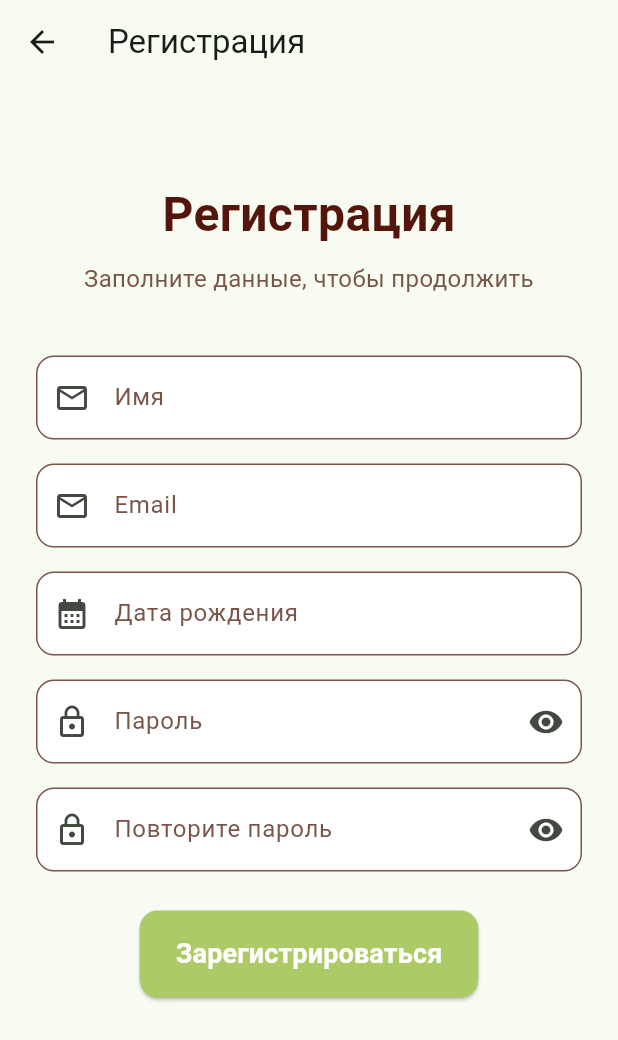
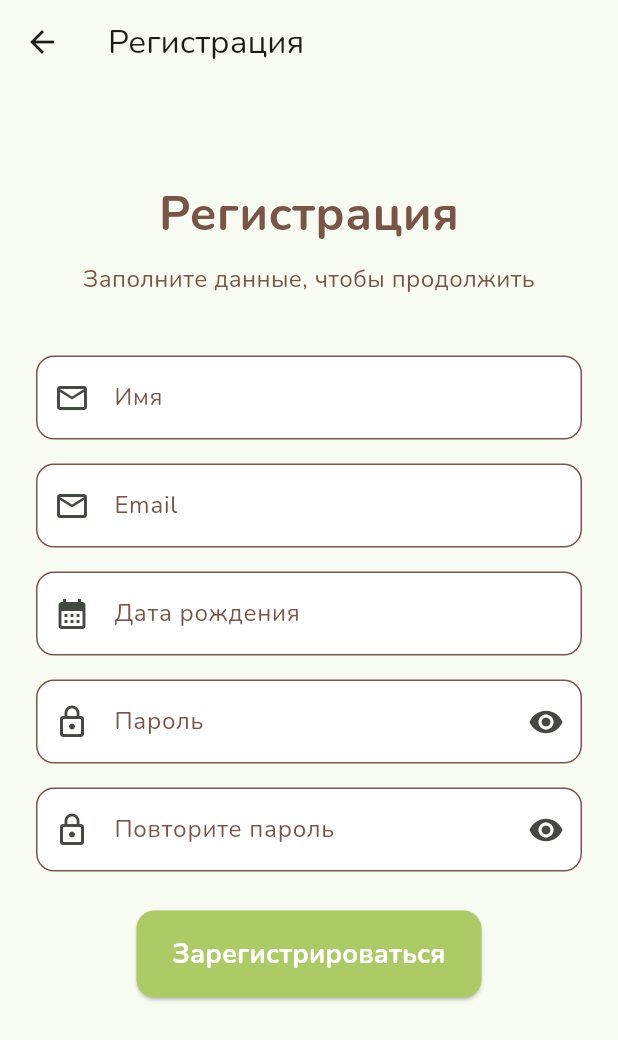
Before and after one commit to grinakate/safe_road, a Flutter app: the RegisterScreen screen opened by its route, on a phone screen of 412 x 824 dp. Shown: the top 1040 px of the screen. Run offline on Flutter 3.47's test engine with Material 3 defaults, Android fonts, the phone set to English and light mode, and no system bars; our stand-ins replace cached_network_image, flutter_secure_storage, get_it; accounts and stored records are empty; network calls fail.

Commit message:
text style on client

```diff
--- a/mobile/lib/main.dart
+++ b/mobile/lib/main.dart
@@ -5,6 +5,7 @@ import 'package:safe_road/screens/register_screen.dart';
 import 'core/service_locator.dart';
 import 'screens/login_screen.dart';
 import 'services/auth_service.dart';
+import 'theme.dart';
 
 void main() async {
   WidgetsFlutterBinding.ensureInitialized();
@@ -22,7 +23,7 @@ class SafeRoadApp extends StatelessWidget {
     return MaterialApp(
       title: 'Безопасная дорога',
       debugShowCheckedModeBanner: false,
-      theme: ThemeData(useMaterial3: true, colorSchemeSeed: Colors.green),
+      theme: AppTheme.themeData,
       initialRoute: initialRoute,
       routes: {
         '/register': (context) => RegisterScreen(),
--- a/mobile/lib/screens/register_screen.dart
+++ b/mobile/lib/screens/register_screen.dart
@@ -5,6 +5,7 @@ import '../core/service_locator.dart';
 import '../models/auth_models.dart';
 import '../services/auth_service.dart';
 import 'package:intl/intl.dart';
+import '../theme.dart';
 
 class RegisterScreen extends StatefulWidget {
   @override
@@ -91,17 +92,13 @@ class _RegisterScreenState extends State<RegisterScreen> {
       children: const [
         Text(
           'Регистрация',
-          style: TextStyle(
-            fontSize: 32,
-            fontWeight: FontWeight.bold,
-            color: AppConstants.borderColor,
-          ),
+          style: AppTheme.headerTextStyle,
         ),
         SizedBox(height: 8),
         Center(
           child: Text(
             'Заполните данные, чтобы продолжить',
-            style: TextStyle(fontSize: 16, color: Colors.brown),
+            style: AppTheme.subHeaderTextStyle,
             textAlign: TextAlign.center,
           ),
         ),
@@ -117,28 +114,10 @@ class _RegisterScreenState extends State<RegisterScreen> {
           TextFormField(
             controller: _nameController,
             keyboardType: TextInputType.name,
-            decoration: InputDecoration(
-              filled: true,
-              fillColor: Colors.white,
+            decoration: AppTheme.inputDecoration.copyWith(
               labelText: 'Имя',
-              labelStyle: TextStyle(color: Colors.brown),
               hintText: 'Введите имя',
-              hintStyle: TextStyle(color: Colors.brown),
               prefixIcon: const Icon(Icons.email_outlined),
-              border: OutlineInputBorder(
-                borderRadius: BorderRadius.circular(12),
-              ),
-              enabledBorder: OutlineInputBorder(
-                borderRadius: BorderRadius.circular(12),
-                borderSide: const BorderSide(color: Colors.brown, width: 1),
-              ),
-              focusedBorder: OutlineInputBorder(
-                borderRadius: BorderRadius.circular(12),
-                borderSide: const BorderSide(
-                  color: AppConstants.borderColor,
-                  width: 2,
-                ),
-              ),
             ),
             validator: (value) {
               if (value == null || value.isEmpty) {
@@ -151,35 +130,17 @@ class _RegisterScreenState extends State<RegisterScreen> {
           TextFormField(
             controller: _emailController,
             keyboardType: TextInputType.emailAddress,
-            decoration: InputDecoration(
-              filled: true,
-              fillColor: Colors.white,
+            decoration: AppTheme.inputDecoration.copyWith(
               labelText: 'Email',
-              labelStyle: TextStyle(color: Colors.brown),
               hintText: 'Введите email',
-              hintStyle: TextStyle(color: Colors.brown),
               prefixIcon: const Icon(Icons.email_outlined),
-              border: OutlineInputBorder(
-                borderRadius: BorderRadius.circular(12),
-              ),
-              enabledBorder: OutlineInputBorder(
-                borderRadius: BorderRadius.circular(12),
-                borderSide: const BorderSide(color: Colors.brown, width: 1),
-              ),
-              focusedBorder: OutlineInputBorder(
-                borderRadius: BorderRadius.circular(12),
-                borderSide: const BorderSide(
-                  color: AppConstants.borderColor,
-                  width: 2,
-                ),
-              ),
             ),
             validator: (value) {
               if (value == null || value.isEmpty) {
                 return 'Введите email';
               }
               if (!RegExp(
-                r'^[\w-\.]+@([\w-]+\.)+[\w-]{2,4}$',
+                r'^[\w-.]+@([\w-]+\.)+[\w-]{2,4}',
               ).hasMatch(value)) {
                 return 'Введите корректный email';
               }
@@ -190,28 +151,10 @@ class _RegisterScreenState extends State<RegisterScreen> {
           TextFormField(
             controller: _birthDateController,
             readOnly: true,
-            decoration: InputDecoration(
-              filled: true,
-              fillColor: Colors.white,
+            decoration: AppTheme.inputDecoration.copyWith(
               labelText: 'Дата рождения',
-              labelStyle: TextStyle(color: Colors.brown),
               hintText: 'Введите дату рождения',
-              hintStyle: TextStyle(color: Colors.brown),
               prefixIcon: const Icon(Icons.calendar_month),
-              border: OutlineInputBorder(
-                borderRadius: BorderRadius.circular(12),
-              ),
-              enabledBorder: OutlineInputBorder(
-                borderRadius: BorderRadius.circular(12),
-                borderSide: const BorderSide(color: Colors.brown, width: 1),
-              ),
-              focusedBorder: OutlineInputBorder(
-                borderRadius: BorderRadius.circular(12),
-                borderSide: const BorderSide(
-                  color: AppConstants.borderColor,
-                  width: 2,
-                ),
-              ),
             ),
             onTap: () async {
               DateTime? picked = await showDatePicker(
@@ -234,13 +177,9 @@ class _RegisterScreenState extends State<RegisterScreen> {
           TextFormField(
             controller: _passwordController,
             obscureText: !_isPasswordVisible,
-            decoration: InputDecoration(
-              filled: true,
-              fillColor: Colors.white,
+            decoration: AppTheme.inputDecoration.copyWith(
               labelText: 'Пароль',
-              labelStyle: TextStyle(color: Colors.brown),
               hintText: 'Введите пароль',
-              hintStyle: TextStyle(color: Colors.brown),
               prefixIcon: const Icon(Icons.lock_outline),
               suffixIcon: IconButton(
                 icon: Icon(
@@ -251,20 +190,6 @@ class _RegisterScreenState extends State<RegisterScreen> {
                     _isPasswordVisible = !_isPasswordVisible;
                   });
                 },
-              ),
-              border: OutlineInputBorder(
-                borderRadius: BorderRadius.circular(12),
-              ),
-              enabledBorder: OutlineInputBorder(
-                borderRadius: BorderRadius.circular(12),
-                borderSide: const BorderSide(color: Colors.brown, width: 1),
-              ),
-              focusedBorder: OutlineInputBorder(
-                borderRadius: BorderRadius.circular(12),
-                borderSide: const BorderSide(
-                  color: AppConstants.borderColor,
-                  width: 2,
-                ),
               ),
             ),
             validator: (value) {
@@ -281,13 +206,9 @@ class _RegisterScreenState extends State<RegisterScreen> {
           TextFormField(
             controller: _confirmPasswordController,
             obscureText: !_isSecondPasswordVisible,
-            decoration: InputDecoration(
-              filled: true,
-              fillColor: Colors.white,
+            decoration: AppTheme.inputDecoration.copyWith(
               labelText: 'Повторите пароль',
-              labelStyle: TextStyle(color: Colors.brown),
               hintText: 'Повторите пароль',
-              hintStyle: TextStyle(color: Colors.brown),
               prefixIcon: const Icon(Icons.lock_outline),
               suffixIcon: IconButton(
                 icon: Icon(
@@ -300,20 +221,6 @@ class _RegisterScreenState extends State<RegisterScreen> {
                     _isSecondPasswordVisible = !_isSecondPasswordVisible;
                   });
                 },
-              ),
-              border: OutlineInputBorder(
-                borderRadius: BorderRadius.circular(12),
-              ),
-              enabledBorder: OutlineInputBorder(
-                borderRadius: BorderRadius.circular(12),
-                borderSide: const BorderSide(color: Colors.brown, width: 1),
-              ),
-              focusedBorder: OutlineInputBorder(
-                borderRadius: BorderRadius.circular(12),
-                borderSide: const BorderSide(
-                  color: AppConstants.borderColor,
-                  width: 2,
-                ),
               ),
             ),
             validator: (value) {
--- /dev/null
+++ b/mobile/lib/theme.dart
@@ -0,0 +1,125 @@
+import 'package:flutter/material.dart';
+
+class AppTheme {
+  static const Color primaryColor = Colors.green;
+  static const Color secondaryColor = Colors.brown;
+  static const Color borderColor = Colors.brown;
+
+  static const TextStyle headerTextStyle = TextStyle(
+    fontSize: 32,
+    fontWeight: FontWeight.bold,
+    color: borderColor,
+  );
+
+  static const TextStyle subHeaderTextStyle = TextStyle(
+    fontSize: 16,
+    color: secondaryColor,
+  );
+
+  // Утилитарный общий стиль. Раньше здесь указывался Nunito напрямую,
+  // теперь шрифт задаётся глобально через ThemeData.fontFamily.
+  // Используйте AppTheme.nunitoTextStyle.copyWith(...) чтобы задать размер, цвет и прочие свойства.
+  static const TextStyle nunitoTextStyle = TextStyle();
+
+  // Общие повторяющиеся стили
+  static const TextStyle bodySmall = TextStyle(
+    fontSize: 11,
+  );
+
+  static const TextStyle body14 = TextStyle(
+    fontSize: 14,
+    color: borderColor,
+  );
+
+  static const TextStyle sectionHeaderText = TextStyle(
+    color: Colors.white,
+    fontSize: 18,
+    fontWeight: FontWeight.w600,
+  );
+
+  static const TextStyle topicNumber = TextStyle(
+    color: Colors.white,
+    fontSize: 24,
+  );
+
+  static const TextStyle topicName = TextStyle(
+    color: borderColor,
+    fontSize: 14,
+  );
+
+  static const TextStyle appBarTitle = TextStyle(
+    color: Colors.brown,
+    fontSize: 22,
+    fontWeight: FontWeight.bold,
+  );
+
+  static const TextStyle achievementTitle = TextStyle(
+    fontSize: 22,
+    fontWeight: FontWeight.bold,
+    color: Colors.black87,
+  );
+
+  static const TextStyle achievementXp = TextStyle(
+    fontSize: 18,
+    fontWeight: FontWeight.w600,
+    color: Colors.amber,
+  );
+
+  static const TextStyle achievementDesc = TextStyle(
+    fontSize: 16,
+    color: Colors.grey,
+  );
+
+  static const TextStyle buttonWhiteBold = TextStyle(
+    fontSize: 16,
+    color: Colors.white,
+    fontWeight: FontWeight.bold,
+  );
+
+  static const InputDecoration inputDecoration = InputDecoration(
+    filled: true,
+    fillColor: Colors.white,
+    labelStyle: TextStyle(color: secondaryColor),
+    hintStyle: TextStyle(color: secondaryColor),
+    border: OutlineInputBorder(
+      borderRadius: BorderRadius.all(Radius.circular(12)),
+    ),
+    enabledBorder: OutlineInputBorder(
+      borderRadius: BorderRadius.all(Radius.circular(12)),
+      borderSide: BorderSide(color: secondaryColor, width: 1),
+    ),
+    focusedBorder: OutlineInputBorder(
+      borderRadius: BorderRadius.all(Radius.circular(12)),
+      borderSide: BorderSide(color: borderColor, width: 2),
+    ),
+  );
+
+  static ThemeData get themeData => ThemeData(
+        useMaterial3: true,
+        fontFamily: 'Nunito',
+        colorSchemeSeed: primaryColor,
+        textTheme: const TextTheme(
+          headlineLarge: headerTextStyle,
+          titleMedium: subHeaderTextStyle,
+        ),
+        inputDecorationTheme: InputDecorationTheme(
+          filled: true,
+          fillColor: Colors.white,
+          labelStyle: TextStyle(color: secondaryColor),
+          hintStyle: TextStyle(color: secondaryColor),
+          border: OutlineInputBorder(
+            borderRadius: BorderRadius.all(Radius.circular(12)),
+          ),
+          enabledBorder: OutlineInputBorder(
+            borderRadius: BorderRadius.all(Radius.circular(12)),
+            borderSide: BorderSide(color: secondaryColor, width: 1),
+          ),
+          focusedBorder: OutlineInputBorder(
+            borderRadius: BorderRadius.all(Radius.circular(12)),
+            borderSide: BorderSide(color: borderColor, width: 2),
+          ),
+        ),
+      );
+
+  static InputDecorationThemeData get inputDecorationTheme => themeData.inputDecorationTheme!;
+}
```
Also changed, not shown: mobile/lib/screens/map_screen.dart (+7 -10 lines), mobile/lib/screens/profile_screen.dart (+8 -17 lines), mobile/lib/screens/quiz_screen.dart (+14 -24 lines), mobile/lib/widgets/achievement_info_dialog.dart (+7 -23 lines), mobile/lib/widgets/achievement_tile.dart (+6 -7 lines), mobile/lib/widgets/avatar_selection_dialog.dart (+6 -9 lines), mobile/lib/widgets/road_header.dart (+3 -13 lines), mobile/lib/widgets/section_header.dart (+2 -6 lines), mobile/lib/widgets/topic_item.dart (+5 -12 lines).
